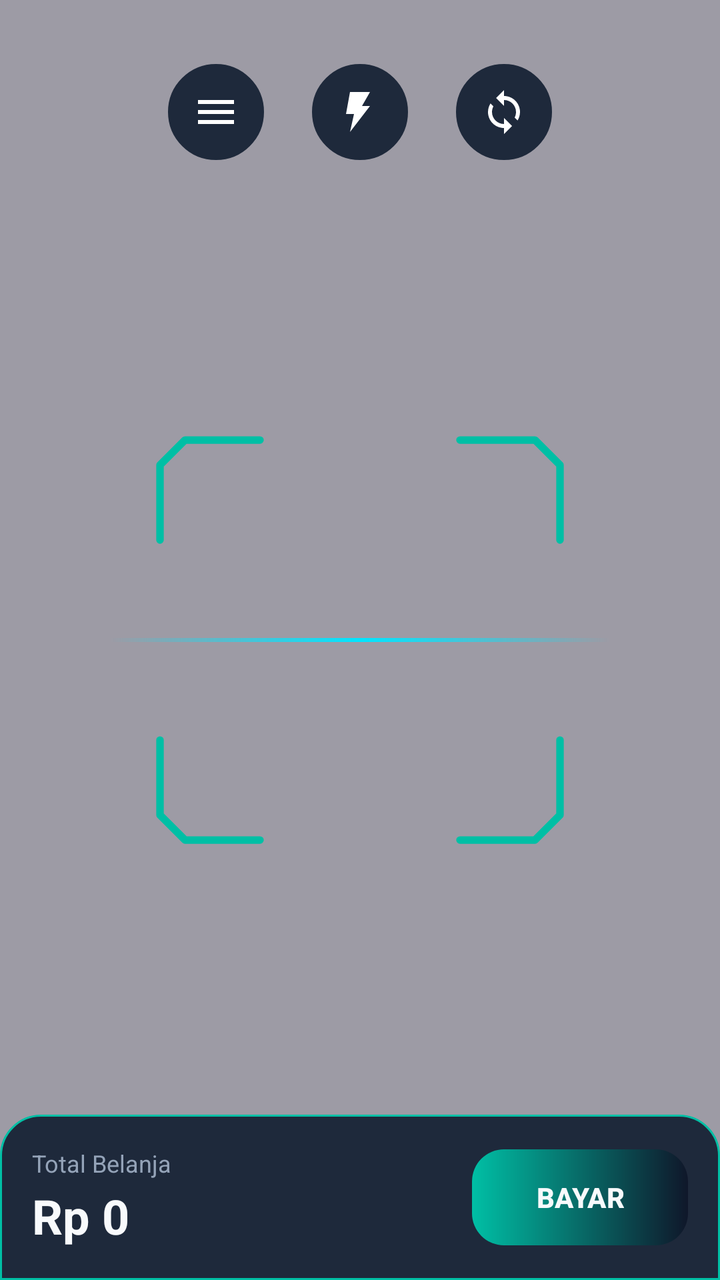
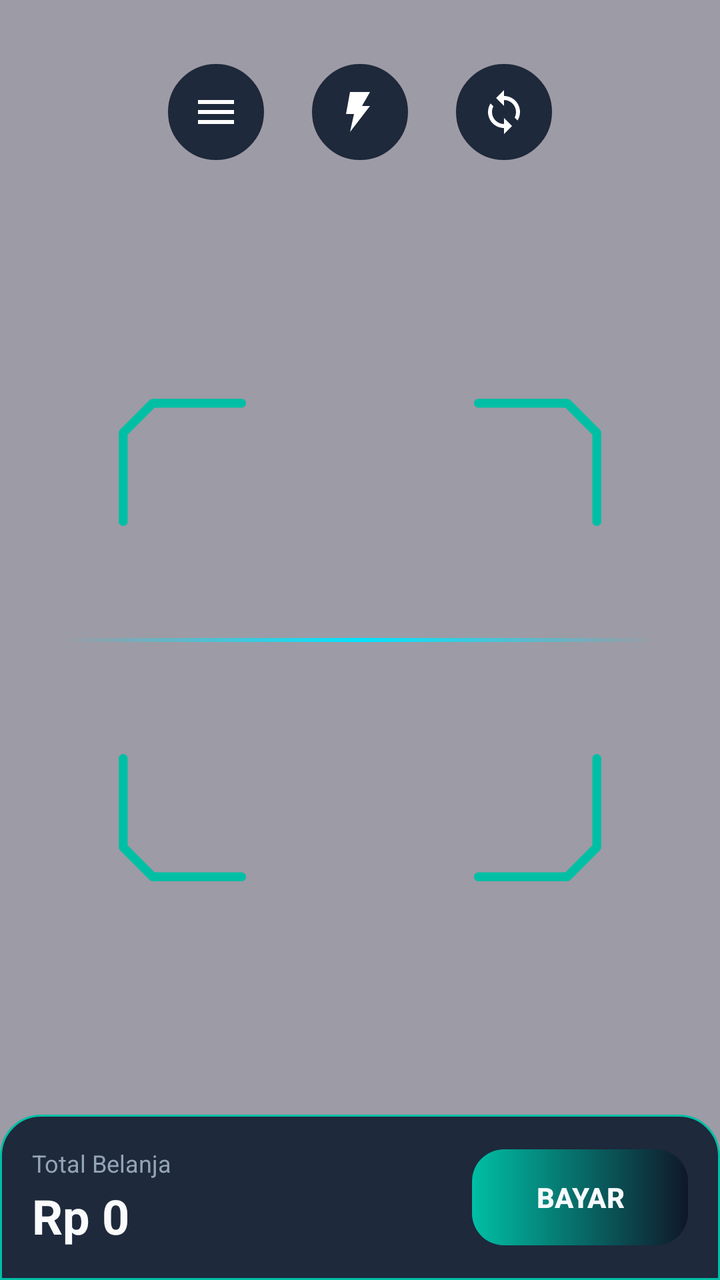

Compare the two renders of this Android layout. The source of the first and the diff that turns it into the second are given below.
<!-- AndroidManifest.xml: application theme Theme.Material3.DayNight.NoActionBar -->
<!-- res/layout/layout_scanner_overlay.xml -->
<?xml version="1.0" encoding="utf-8"?>
<FrameLayout xmlns:android="http://schemas.android.com/apk/res/android"
    xmlns:app="http://schemas.android.com/apk/res-auto"
    android:layout_width="match_parent"
    android:layout_height="match_parent"
    android:background="@color/scanner_overlay">

    <LinearLayout
        android:layout_width="match_parent"
        android:layout_height="wrap_content"
        android:layout_gravity="top"
        android:layout_marginTop="32dp"
        android:gravity="center"
        android:orientation="horizontal">

        <ImageButton
            android:id="@+id/menuButton"
            android:layout_width="48dp"
            android:layout_height="48dp"
            android:layout_marginEnd="24dp"
            android:background="@drawable/circle_transparent"
            android:backgroundTint="@color/bg_surface"
            android:contentDescription="Menu"
            android:padding="12dp"
            android:src="@drawable/ic_menu" />

        <ImageButton
            android:id="@+id/flashButton"
            android:layout_width="48dp"
            android:layout_height="48dp"
            android:layout_marginEnd="24dp"
            android:background="@drawable/circle_transparent"
            android:backgroundTint="@color/bg_surface"
            android:contentDescription="Flash"
            android:padding="12dp"
            android:src="@drawable/ic_flash" />

        <ImageButton
            android:id="@+id/flipButton"
            android:layout_width="48dp"
            android:layout_height="48dp"
            android:background="@drawable/circle_transparent"
            android:backgroundTint="@color/bg_surface"
            android:contentDescription="Flip camera"
            android:padding="12dp"
            android:src="@drawable/ic_flip" />

    </LinearLayout>

    <FrameLayout
        android:layout_width="250dp"
        android:layout_height="250dp"
        android:layout_gravity="center">

        <ImageView
            android:layout_width="250dp"
            android:layout_height="250dp"
            android:contentDescription="Scan frame"
            android:src="@drawable/scanner_frame" />

        <ImageView
            android:id="@+id/laserLine"
            android:layout_width="match_parent"
            android:layout_height="2dp"
            android:layout_gravity="center_vertical"
            android:contentDescription="Laser line"
            android:scaleType="fitXY"
            android:src="@drawable/laser_line" />

    </FrameLayout>

    <LinearLayout
        android:layout_width="match_parent"
        android:layout_height="wrap_content"
        android:layout_gravity="bottom"
        android:background="@drawable/total_bar_bg"
        android:gravity="center_vertical"
        android:orientation="horizontal"
        android:padding="16dp">

        <LinearLayout
            android:layout_width="0dp"
            android:layout_height="wrap_content"
            android:layout_weight="1"
            android:orientation="vertical">

            <TextView
                android:layout_width="wrap_content"
                android:layout_height="wrap_content"
                android:text="Total Belanja"
                android:textColor="@color/text_secondary"
                android:textSize="12sp" />

            <TextView
                android:id="@+id/totalTextView"
                android:layout_width="wrap_content"
                android:layout_height="wrap_content"
                android:layout_marginTop="2dp"
                android:text="Rp 0"
                android:textColor="@color/text_primary"
                android:textSize="24sp"
                android:textStyle="bold" />

        </LinearLayout>

        <com.google.android.material.button.MaterialButton
            android:id="@+id/btnBayar"
            android:layout_width="wrap_content"
            android:layout_height="48dp"
            android:background="@drawable/button_gradient"
            android:paddingStart="32dp"
            android:paddingEnd="32dp"
            android:text="BAYAR"
            android:textColor="@color/text_primary"
            android:textSize="14sp"
            android:textStyle="bold"
            app:backgroundTint="@null" />

    </LinearLayout>

</FrameLayout>
<!-- resources referenced by this layout -->
<resources>
  <color name="bg_surface">#1E293B</color>
  <color name="scanner_overlay">#660B1120</color>
  <color name="text_primary">#F8FAFC</color>
  <color name="text_secondary">#94A3B8</color>
  <!-- drawable button_gradient (drawable) -->
  <?xml version="1.0" encoding="utf-8"?>
  <shape xmlns:android="http://schemas.android.com/apk/res/android" android:shape="rectangle">
      <gradient
          android:startColor="@color/dw_teal_dark"
          android:endColor="@color/dw_dark_blue"
          android:angle="0" />
      <corners android:radius="16dp" />
  </shape>
  <!-- drawable circle_transparent (drawable) -->
  <?xml version="1.0" encoding="utf-8"?>
  <shape xmlns:android="http://schemas.android.com/apk/res/android"
      android:shape="oval">
      <solid android:color="@color/bg_surface" />
      <stroke
          android:width="1dp"
          android:color="@color/dw_teal_dark" />
  </shape>
  <!-- drawable ic_flash (drawable) -->
  <?xml version="1.0" encoding="utf-8"?>
  <vector xmlns:android="http://schemas.android.com/apk/res/android"
      android:width="24dp"
      android:height="24dp"
      android:viewportWidth="24"
      android:viewportHeight="24">
      <path
          android:fillColor="#FFFFFF"
          android:pathData="M7,2h10l-4,7h4L7,22l2,-9H5z" />
  </vector>
  <!-- drawable ic_flip (drawable) -->
  <?xml version="1.0" encoding="utf-8"?>
  <vector xmlns:android="http://schemas.android.com/apk/res/android"
      android:width="24dp"
      android:height="24dp"
      android:viewportWidth="24"
      android:viewportHeight="24">
      <path
          android:fillColor="#FFFFFF"
          android:pathData="M12,4V1L8,5l4,4V6c3.31,0 6,2.69 6,6 0,1.01 -0.25,1.97 -0.7,2.8l1.46,1.46C19.54,15.03 20,13.57 20,12c0,-4.42 -3.58,-8 -8,-8zM12,18c-3.31,0 -6,-2.69 -6,-6 0,-1.01 0.25,-1.97 0.7,-2.8L5.24,7.74C4.46,8.97 4,10.43 4,12c0,4.42 3.58,8 8,8v3l4,-4 -4,-4v3z" />
  </vector>
  <!-- drawable ic_menu (drawable) -->
  <?xml version="1.0" encoding="utf-8"?>
  <vector xmlns:android="http://schemas.android.com/apk/res/android"
      android:width="24dp"
      android:height="24dp"
      android:viewportWidth="24"
      android:viewportHeight="24">
      <path
          android:fillColor="#FFFFFF"
          android:pathData="M3,6h18v2H3zM3,11h18v2H3zM3,16h18v2H3z" />
  </vector>
  <!-- drawable laser_line (drawable) -->
  <?xml version="1.0" encoding="utf-8"?>
  <shape xmlns:android="http://schemas.android.com/apk/res/android"
      android:shape="rectangle">
      <gradient
          android:angle="0"
          android:centerColor="@color/dw_teal"
          android:endColor="#00FFFFFF"
          android:startColor="#00FFFFFF" />
      <size android:height="2dp" />
  </shape>
  <!-- drawable total_bar_bg (drawable) -->
  <?xml version="1.0" encoding="utf-8"?>
  <shape xmlns:android="http://schemas.android.com/apk/res/android"
      android:shape="rectangle">
      <corners
          android:topLeftRadius="20dp"
          android:topRightRadius="20dp" />
      <solid android:color="@color/bg_surface" />
      <stroke
          android:width="1dp"
          android:color="@color/dw_teal_dark" />
  </shape>
  <color name="dw_teal_dark">#00BFA5</color>
  <color name="dw_dark_blue">#0F172A</color>
  <color name="dw_teal">#00E5FF</color>
  <!-- unchanged entries left out for length: 1 -->
</resources>

<!-- the commit's change to res/layout/layout_scanner_overlay.xml (unified diff, before → after) -->
@@ -48,13 +48,14 @@
     </LinearLayout>
 
     <FrameLayout
-        android:layout_width="250dp"
-        android:layout_height="250dp"
-        android:layout_gravity="center">
+        android:layout_width="match_parent"
+        android:layout_height="match_parent"
+        android:layout_gravity="center"
+        android:layout_marginHorizontal="32dp">
 
         <ImageView
-            android:layout_width="250dp"
-            android:layout_height="250dp"
+            android:layout_width="match_parent"
+            android:layout_height="match_parent"
             android:contentDescription="Scan frame"
             android:src="@drawable/scanner_frame" />
 
